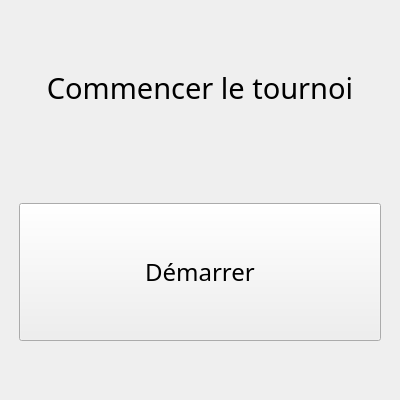
Old version of the form views/qt_ux/debut_tournoi.ui in the repository Gremy44/P4_repository.
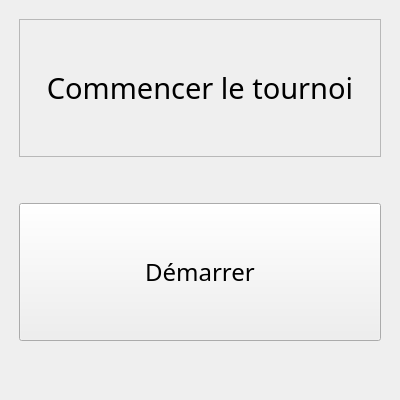
New version of the form.

What changed in the file:
```diff
--- a/views/qt_ux/debut_tournoi.ui
+++ b/views/qt_ux/debut_tournoi.ui
@@ -40,7 +40,7 @@
         <property name="minimumSize">
          <size>
           <width>0</width>
-          <height>130</height>
+          <height>120</height>
          </size>
         </property>
         <property name="font">
@@ -49,6 +49,9 @@
           <pointsize>22</pointsize>
          </font>
         </property>
+        <property name="frameShape">
+         <enum>QFrame::StyledPanel</enum>
+        </property>
         <property name="text">
          <string>Commencer le tournoi</string>
         </property>
```
Left out of the diff: 3 changed lines with no effect on the pictures.
